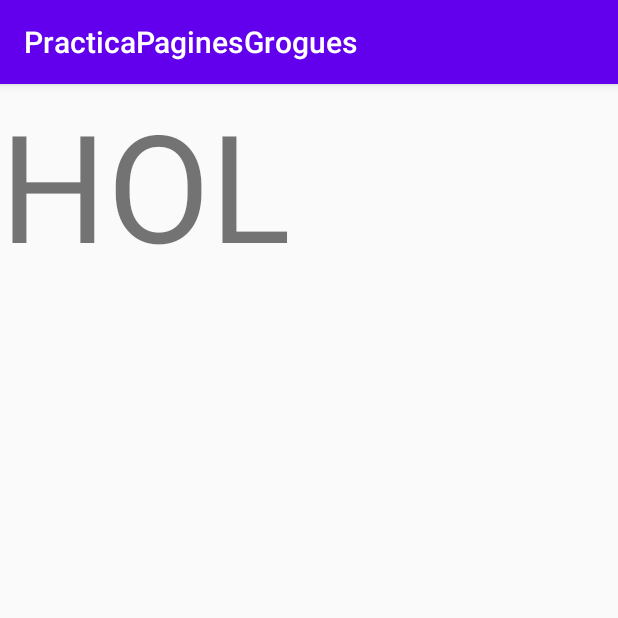
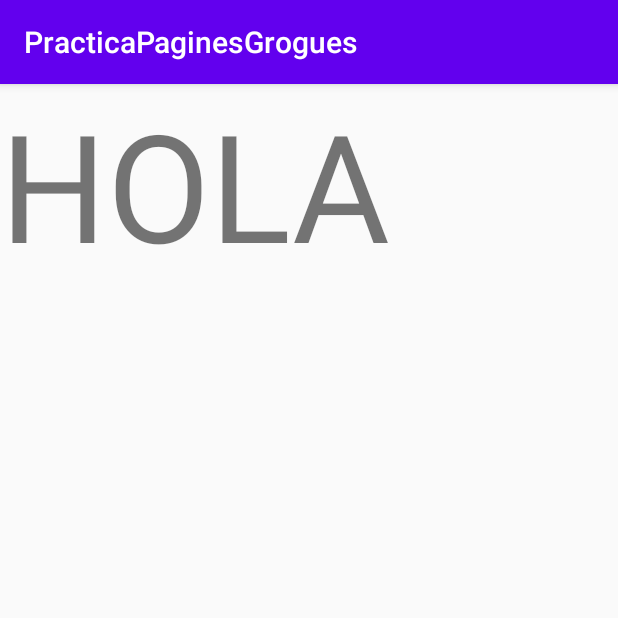
Before and after one commit to Inmanol/PracticaPaginesGrogues, an Android app: the cartelera screen opened directly, with no data from a screen before it, on a phone screen of 412 x 824 dp, the top half of it. Run offline under Robolectric (Android 15) with nearby library versions, the phone set to English and light mode, and no system bars.

Commit message:
Sexta update

```diff
--- a/app/src/main/res/layout/activity_cartelera.xml
+++ b/app/src/main/res/layout/activity_cartelera.xml
@@ -10,7 +10,7 @@ tools:context=".cartelera">
 <TextView
     android:layout_width="wrap_content"
     android:layout_height="wrap_content"
-    android:text="HOL"
+    android:text="HOLA"
     android:textSize="100dp"
     ></TextView>
 </LinearLayout>
```
